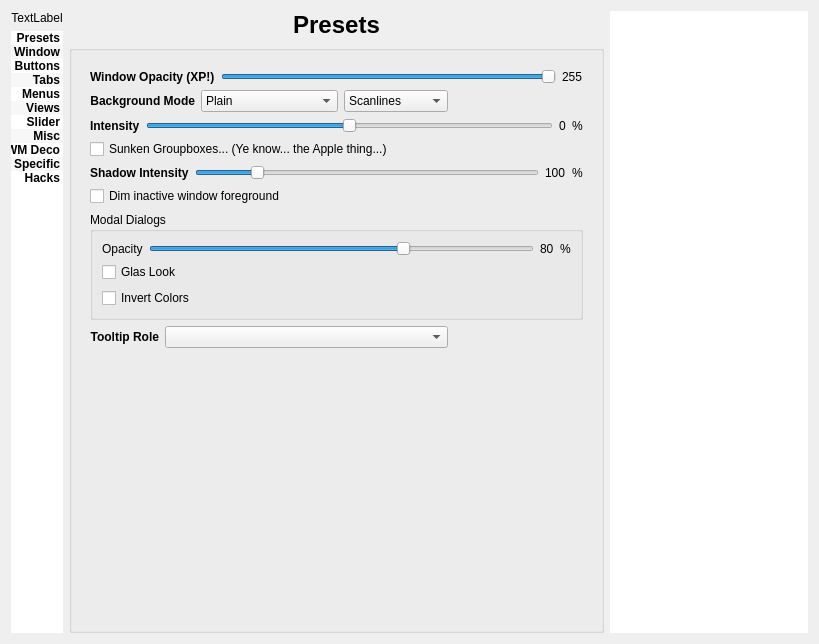
First picture: the form in config/config.ui, repository deiv/bespin-pkg, before the edit.
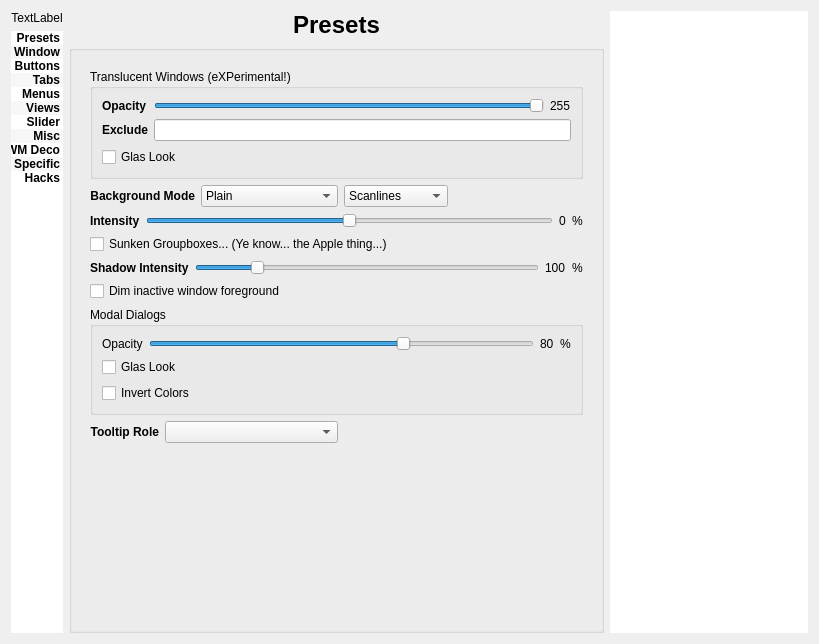
Second picture: the form after the edit.

Commit message: fix and extend ARGB support

Patch:
```diff
--- a/config/config.ui
+++ b/config/config.ui
@@ -455,10 +455,14 @@
          </layout>
         </widget>
         <widget class="QWidget" name="Windows">
-         <layout class="QGridLayout" name="gridLayout_19">
+         <layout class="QGridLayout" name="gridLayout_29">
           <item row="0" column="0" colspan="5">
-           <layout class="QHBoxLayout" name="horizontalLayout_2">
-            <item>
+           <widget class="QGroupBox" name="argbSupport">
+            <property name="title">
+             <string>Translucent Windows (eXPerimental!)</string>
+            </property>
+            <layout class="QGridLayout" name="gridLayout_19">
+             <item row="0" column="0">
              <widget class="QLabel" name="bgOpacityLabel">
               <property name="font">
                <font>
@@ -467,12 +471,12 @@
                </font>
               </property>
               <property name="text">
-               <string>Window Opacity (XP!)</string>
+                <string>Opacity</string>
               </property>
              </widget>
             </item>
-            <item>
-             <widget class="QSlider" name="bgOpacity">
+             <item row="0" column="1">
+              <widget class="QSlider" name="argbOpacity">
               <property name="maximum">
                <number>255</number>
               </property>
@@ -484,14 +488,38 @@
               </property>
              </widget>
             </item>
-            <item>
+             <item row="0" column="2">
              <widget class="QLabel" name="bgOpacityNumber">
               <property name="text">
                <string>255</string>
               </property>
              </widget>
             </item>
-           </layout>
+             <item row="1" column="0">
+              <widget class="QLabel" name="label_39">
+               <property name="font">
+                <font>
+                 <weight>75</weight>
+                 <bold>true</bold>
+                </font>
+               </property>
+               <property name="text">
+                <string>Exclude</string>
+               </property>
+              </widget>
+             </item>
+             <item row="1" column="1" colspan="2">
+              <widget class="QLineEdit" name="argbBlacklist"/>
+             </item>
+             <item row="2" column="0" colspan="2">
+              <widget class="QCheckBox" name="argbGlassy">
+               <property name="text">
+                <string>Glas Look</string>
+               </property>
+              </widget>
+             </item>
+            </layout>
+           </widget>
           </item>
           <item row="1" column="0" colspan="2">
            <widget class="QLabel" name="label">
@@ -656,7 +684,7 @@
             </item>
            </layout>
           </item>
-          <item row="3" column="0" colspan="4">
+          <item row="3" column="0" colspan="5">
            <widget class="QCheckBox" name="sunkenGroups">
             <property name="text">
              <string>Sunken Groupboxes... (Ye know... the Apple thing...)</string>
@@ -728,7 +756,7 @@
             </item>
            </layout>
           </item>
-          <item row="5" column="0" colspan="3">
+          <item row="5" column="0" colspan="5">
            <widget class="QCheckBox" name="fadeInactive">
             <property name="text">
              <string>Dim inactive window foreground</string>
@@ -833,10 +861,10 @@
             </property>
            </widget>
           </item>
-          <item row="7" column="1" colspan="3">
+          <item row="7" column="1" colspan="2">
            <widget class="QComboBox" name="tooltipRole"/>
           </item>
-          <item row="7" column="4">
+          <item row="7" column="3" colspan="2">
            <spacer name="horizontalSpacer_5">
             <property name="orientation">
              <enum>Qt::Horizontal</enum>
```
Left out of the diff: 2 changed lines with no effect on the pictures. Lines whose indentation alone changed are shown as unchanged. The commit also changes 9 other files.
